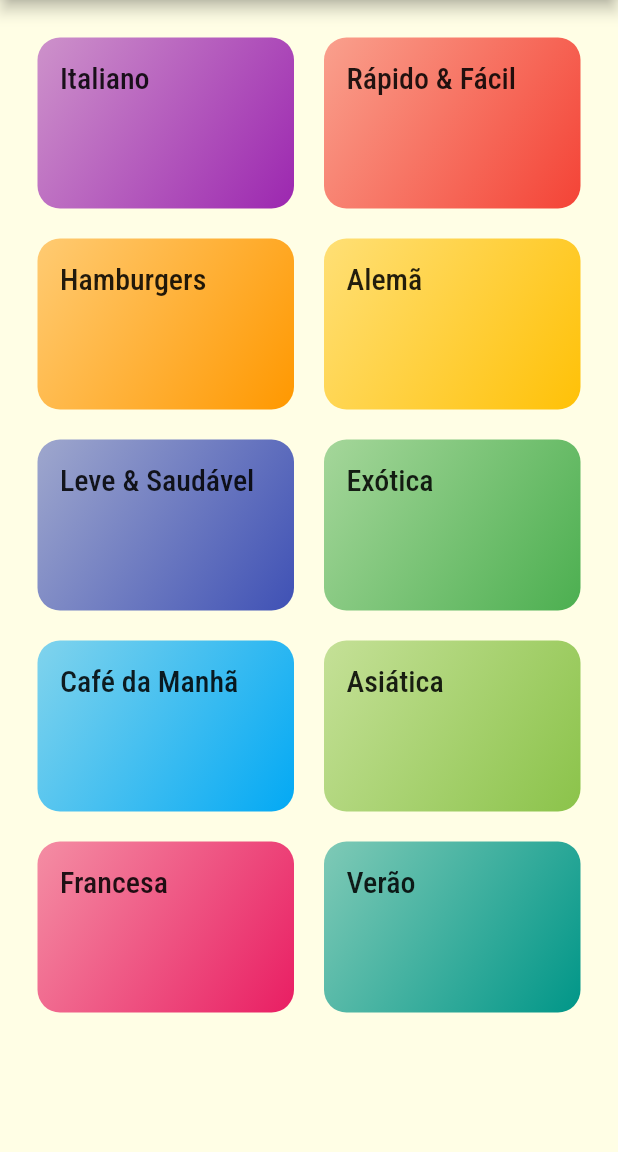
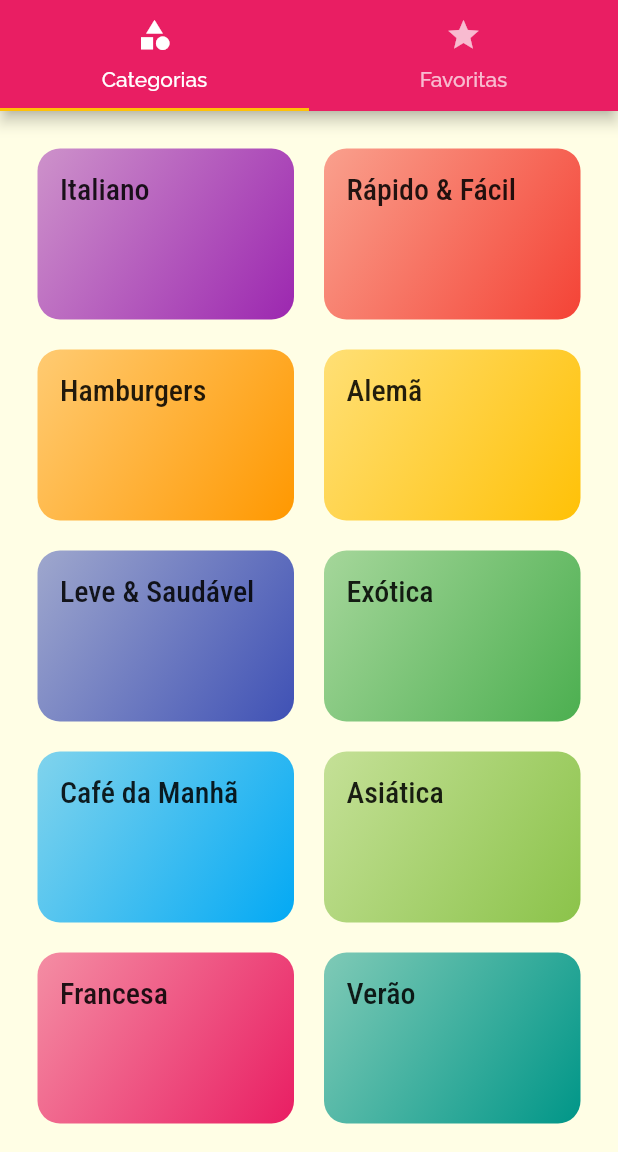
Before and after one commit to divinor07/meals, a Flutter app: the screen it shows after launch, on a phone screen of 412 x 824 dp, the part 84-1236 px from its top. Run offline on Flutter 3.47's test engine with Material 2 defaults, Android fonts, the phone set to English and light mode, and no system bars.

Commit message:
Creating the tabs

```diff
--- a/lib/main.dart
+++ b/lib/main.dart
@@ -1,6 +1,7 @@
 import 'package:flutter/material.dart';
 import 'package:meals/screens/categories_meals_screen.dart';
 import 'package:meals/screens/meal_detail_screen.dart';
+import 'package:meals/screens/tabs_screen.dart';
 import 'screens/categories_screen.dart';
 import 'utils/app_routes.dart';
 
@@ -25,7 +26,7 @@ class MyApp extends StatelessWidget {
             ),
       ),
       routes: {
-        AppRoutes.HOME: (ctx) => CategoriesScreen(),
+        AppRoutes.HOME: (ctx) => TabsScreen(),
         AppRoutes.CATEGORIES_MEALS: (ctx) => CategoriesMealsScreen(),
         AppRoutes.MEAL_DETAIL: (ctx) => MealDetailScreen(),
       },
--- a/lib/screens/categories_screen.dart
+++ b/lib/screens/categories_screen.dart
@@ -5,12 +5,7 @@ import '../data/dummy_data.dart';
 class CategoriesScreen extends StatelessWidget {
   @override
   Widget build(BuildContext context) {
-    return Scaffold(
-      appBar: AppBar(
-        title: Text('Vamos Cozinhar?'),
-        centerTitle: true,
-      ),
-      body: GridView(
+    return GridView(
       padding: const EdgeInsets.all(25),
       gridDelegate: SliverGridDelegateWithMaxCrossAxisExtent(
         maxCrossAxisExtent: 200,
@@ -21,7 +16,6 @@ class CategoriesScreen extends StatelessWidget {
       children: DUMMY_CATEGORIES.map((cat) {
         return CategoryItem(cat);
       }).toList(),
-      ),
     );
   }
 }
--- /dev/null
+++ b/lib/screens/favorite_screen.dart
@@ -0,0 +1,10 @@
+import 'package:flutter/material.dart';
+
+class FavoriteScreen extends StatelessWidget {
+  @override
+  Widget build(BuildContext context) {
+    return Center(
+      child: Text('Minhas Refeições Favoritas!'),
+    );
+  }
+}
--- /dev/null
+++ b/lib/screens/tabs_screen.dart
@@ -0,0 +1,36 @@
+import 'package:flutter/material.dart';
+import 'package:meals/screens/categories_screen.dart';
+import 'package:meals/screens/favorite_screen.dart';
+
+class TabsScreen extends StatelessWidget {
+  @override
+  Widget build(BuildContext context) {
+    return DefaultTabController(
+      length: 2,
+      child: Scaffold(
+        appBar: AppBar(
+          title: Text('Vamos Cozinhar?'),
+          centerTitle: true,
+          bottom: TabBar(
+            tabs: <Widget>[
+              Tab(
+                icon: Icon(Icons.category),
+                text: 'Categorias',
+              ),
+              Tab(
+                icon: Icon(Icons.star),
+                text: 'Favoritas',
+              ),
+            ],
+          ),
+        ),
+        body: TabBarView(
+          children: <Widget>[
+            CategoriesScreen(),
+            FavoriteScreen(),
+          ],
+        ),
+      ),
+    );
+  }
+}
```
Lines whose indentation alone changed are shown as unchanged.
